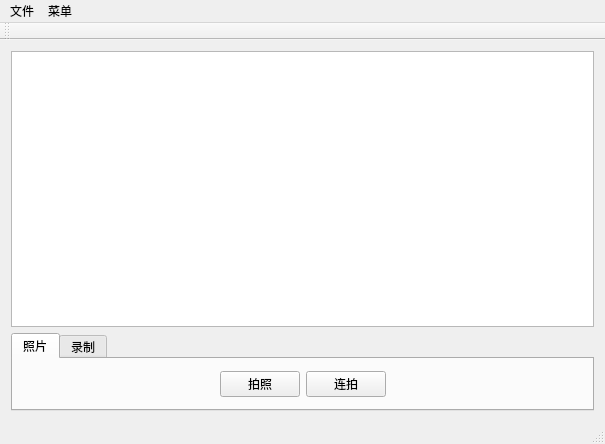
Above: openqtcamera/mainwindow.ui from GwenCCC/uvc-camera-qt before the change. Below: the same form after it.
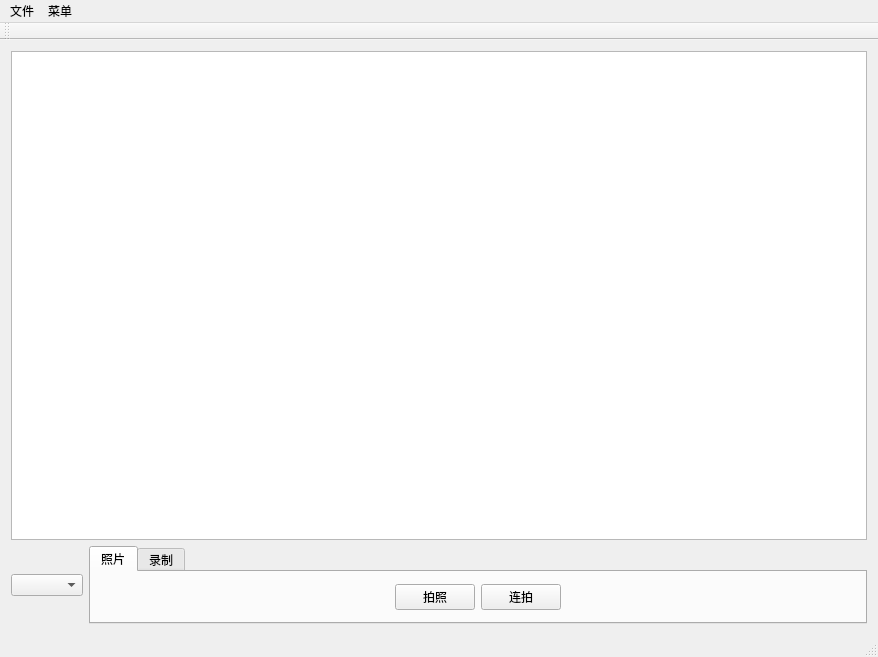
That is the form after the change.

Commit message: 增加摄像头可切换功能

Diff of the .ui file:
```diff
--- a/openqtcamera/mainwindow.ui
+++ b/openqtcamera/mainwindow.ui
@@ -6,8 +6,8 @@
    <rect>
     <x>0</x>
     <y>0</y>
-    <width>605</width>
-    <height>444</height>
+    <width>878</width>
+    <height>657</height>
    </rect>
   </property>
   <property name="windowTitle">
@@ -15,7 +15,7 @@
   </property>
   <widget class="QWidget" name="centralWidget">
    <layout class="QGridLayout" name="gridLayout_3" rowstretch="1,0">
-    <item row="0" column="0">
+    <item row="0" column="0" colspan="2">
      <layout class="QGridLayout" name="gridLayout">
       <item row="0" column="0">
        <widget class="QGraphicsView" name="graphicsView"/>
@@ -23,6 +23,13 @@
      </layout>
     </item>
     <item row="1" column="0">
+     <widget class="QComboBox" name="CameraChooseCombox">
+      <property name="currentText">
+       <string/>
+      </property>
+     </widget>
+    </item>
+    <item row="1" column="1">
      <widget class="QTabWidget" name="tabWidget">
       <property name="currentIndex">
        <number>0</number>
@@ -145,8 +152,8 @@
     <rect>
      <x>0</x>
      <y>0</y>
-     <width>605</width>
-     <height>36</height>
+     <width>878</width>
+     <height>32</height>
     </rect>
    </property>
    <widget class="QMenu" name="menuFile">
```
The commit also changes 2 other files.
